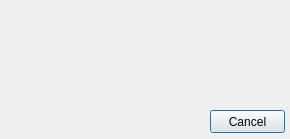
SH1SH4/timetable, file проект1/untitled.ui: the form before one commit.
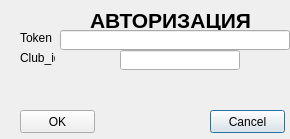
The form after the commit.

What changed in the file:
```diff
--- a/проект1/untitled.ui
+++ b/проект1/untitled.ui
@@ -26,6 +26,78 @@
     <string>Cancel</string>
    </property>
   </widget>
+  <widget class="QPushButton" name="OkButton">
+   <property name="geometry">
+    <rect>
+     <x>20</x>
+     <y>110</y>
+     <width>75</width>
+     <height>23</height>
+    </rect>
+   </property>
+   <property name="text">
+    <string>OK</string>
+   </property>
+  </widget>
+  <widget class="QLabel" name="label_2">
+   <property name="geometry">
+    <rect>
+     <x>20</x>
+     <y>30</y>
+     <width>35</width>
+     <height>15</height>
+    </rect>
+   </property>
+   <property name="text">
+    <string>Token</string>
+   </property>
+  </widget>
+  <widget class="QLabel" name="label_3">
+   <property name="geometry">
+    <rect>
+     <x>20</x>
+     <y>50</y>
+     <width>35</width>
+     <height>15</height>
+    </rect>
+   </property>
+   <property name="text">
+    <string>Club_id</string>
+   </property>
+  </widget>
+  <widget class="QLabel" name="label">
+   <property name="geometry">
+    <rect>
+     <x>90</x>
+     <y>0</y>
+     <width>171</width>
+     <height>41</height>
+    </rect>
+   </property>
+   <property name="text">
+    <string>&lt;html&gt;&lt;head/&gt;&lt;body&gt;&lt;p&gt;&lt;span style=&quot; font-size:16pt; font-weight:600;&quot;&gt;АВТОРИЗАЦИЯ&lt;/span&gt;&lt;/p&gt;&lt;/body&gt;&lt;/html&gt;</string>
+   </property>
+  </widget>
+  <widget class="QLineEdit" name="EditToken">
+   <property name="geometry">
+    <rect>
+     <x>60</x>
+     <y>30</y>
+     <width>230</width>
+     <height>20</height>
+    </rect>
+   </property>
+  </widget>
+  <widget class="QLineEdit" name="EditId">
+   <property name="geometry">
+    <rect>
+     <x>120</x>
+     <y>50</y>
+     <width>120</width>
+     <height>20</height>
+    </rect>
+   </property>
+  </widget>
  </widget>
  <resources/>
  <connections/>
```
